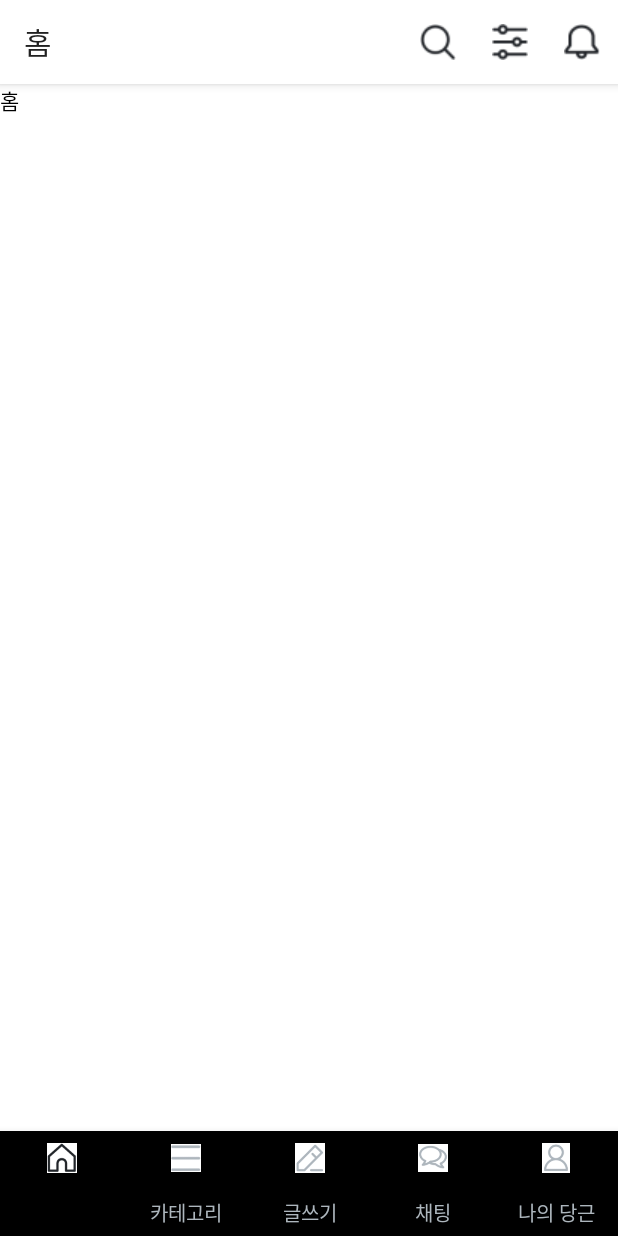
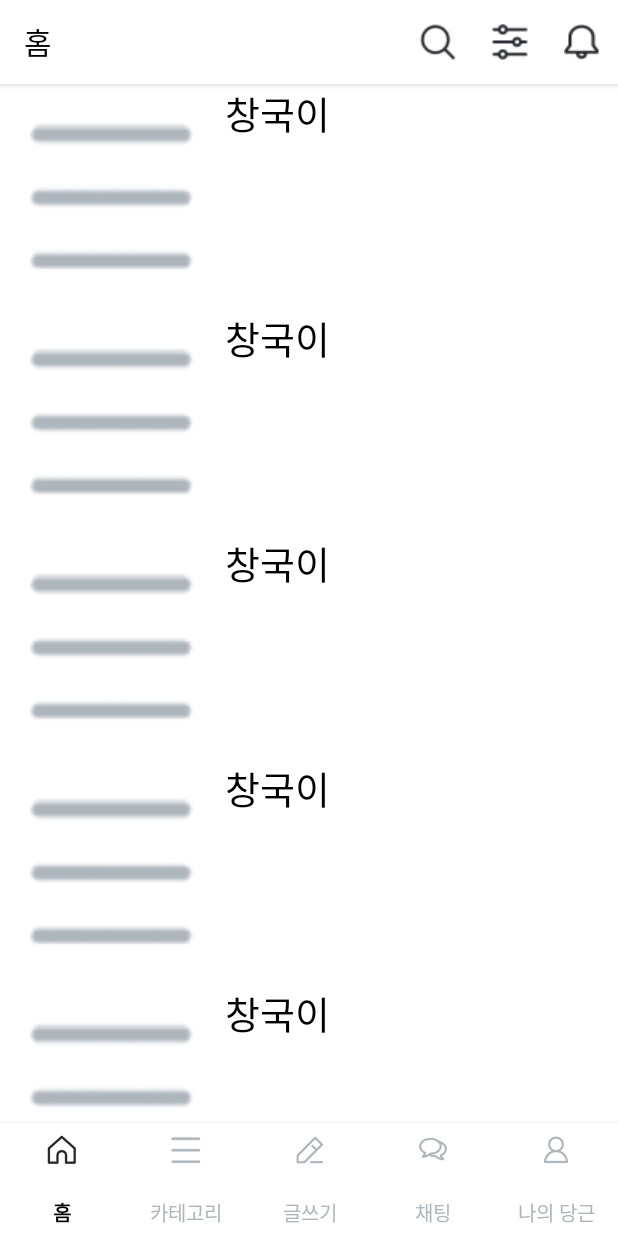
Before and after one commit to softsquared-summer/daangn-market-mock-android-blue, an Android app: the screen it shows after launch (MainActivity), after a tap on "검색", on a phone screen of 412 x 824 dp. Run offline under Robolectric (Android 15) with nearby library versions, the light colour scheme and no system bars.

Commit message:
리사이클러뷰 구현 및 스크롤시 상단바 숨기기 구현

```diff
--- a/app/build.gradle
+++ b/app/build.gradle
@@ -38,4 +38,5 @@ dependencies {
     implementation 'com.squareup.retrofit2:converter-gson:2.4.0'
 
     implementation 'com.google.android.material:material:1.0.0'
+    implementation 'com.google.android.material:material:1.2.0-alpha01'
 }
--- a/app/src/main/AndroidManifest.xml
+++ b/app/src/main/AndroidManifest.xml
@@ -9,7 +9,7 @@
         android:label="@string/app_name"
         android:roundIcon="@mipmap/ic_launcher_round"
         android:supportsRtl="true"
-        android:theme="@style/AppTheme">
+        android:theme="@style/Theme.Design.NoActionBar">
         <activity android:name=".src.main.MainActivity"></activity>
         <activity android:name=".src.splash.SplashActivity"
             android:theme="@style/Theme.AppCompat.NoActionBar">
--- a/app/src/main/java/com/softsquared/daangnmarket/src/main/bottommenu/home/HomeFragment.java
+++ b/app/src/main/java/com/softsquared/daangnmarket/src/main/bottommenu/home/HomeFragment.java
@@ -3,7 +3,7 @@ package com.softsquared.daangnmarket.src.main.bottommenu.home;
 import android.os.Bundle;
 
 import androidx.annotation.NonNull;
-import androidx.appcompat.app.ActionBar;
+import androidx.appcompat.app.AppCompatActivity;
 import androidx.fragment.app.Fragment;
 
 import android.view.LayoutInflater;
@@ -11,25 +11,50 @@ import android.view.Menu;
 import android.view.MenuInflater;
 import android.view.View;
 import android.view.ViewGroup;
+import androidx.appcompat.widget.Toolbar;
+import androidx.recyclerview.widget.LinearLayoutManager;
+import androidx.recyclerview.widget.RecyclerView;
 
 import com.softsquared.daangnmarket.R;
-import com.softsquared.daangnmarket.src.main.MainActivity;
+
+import java.util.ArrayList;
 
 public class HomeFragment extends Fragment {
+
+    Toolbar mToolbar;
+    ArrayList<ProductItem> mProductItems = new ArrayList<>();
+    RecyclerView mRecyclerView;
 
     @Override
     public View onCreateView(LayoutInflater inflater, ViewGroup container,
                              Bundle savedInstanceState) {
-        ActionBar actionBar = ((MainActivity) getActivity()).getSupportActionBar();
-        actionBar.setTitle(getString(R.string.actionbar_title_home));
+        View view = inflater.inflate(R.layout.fragment_home, container, false);
+        mToolbar = view.findViewById(R.id.tb_home);
+        ((AppCompatActivity)getActivity()).setSupportActionBar(mToolbar);
+        mToolbar.setTitle(getString(R.string.actionbar_title_home));
         setHasOptionsMenu(true);
+
+        for (int i = 0; i < 20; i++) {
+            ProductItem productItem = new ProductItem();
+            productItem.setProductImage(R.drawable.menu_category);
+            productItem.setProductName("창국이");
+            mProductItems.add(productItem);
+        }
+
+        mRecyclerView = view.findViewById(R.id.home_rv_product);
+        mRecyclerView.setHasFixedSize(true);
+        mRecyclerView.setLayoutManager(new LinearLayoutManager(getActivity()));
+
+        ProductRecyclerViewAdapter productRecyclerViewAdapter = new ProductRecyclerViewAdapter(mProductItems);
+        mRecyclerView.setAdapter(productRecyclerViewAdapter);
+
         // Inflate the layout for this fragment
-        return inflater.inflate(R.layout.fragment_home, container, false);
+        return view;
     }
 
     @Override
     public void onCreateOptionsMenu(@NonNull Menu menu, @NonNull MenuInflater inflater) {
+        inflater.inflate(R.menu.menu_actionbar_home, menu);
         super.onCreateOptionsMenu(menu, inflater);
-        inflater.inflate(R.menu.menu_actionbar_home, menu);
     }
 }
--- /dev/null
+++ b/app/src/main/java/com/softsquared/daangnmarket/src/main/bottommenu/home/ProductItem.java
@@ -0,0 +1,22 @@
+package com.softsquared.daangnmarket.src.main.bottommenu.home;
+
+public class ProductItem {
+    private int productImage;
+    private String productName;
+
+    public int getProductImage() {
+        return productImage;
+    }
+
+    public void setProductImage(int productImage) {
+        this.productImage = productImage;
+    }
+
+    public String getProductName() {
+        return productName;
+    }
+
+    public void setProductName(String productName) {
+        this.productName = productName;
+    }
+}
--- /dev/null
+++ b/app/src/main/java/com/softsquared/daangnmarket/src/main/bottommenu/home/ProductRecyclerViewAdapter.java
@@ -0,0 +1,62 @@
+package com.softsquared.daangnmarket.src.main.bottommenu.home;
+
+import android.content.Context;
+import android.view.LayoutInflater;
+import android.view.View;
+import android.view.ViewGroup;
+import android.widget.ImageView;
+import android.widget.TextView;
+
+import androidx.annotation.NonNull;
+import androidx.recyclerview.widget.RecyclerView;
+
+import com.softsquared.daangnmarket.R;
+
+import java.util.ArrayList;
+
+public class ProductRecyclerViewAdapter extends RecyclerView.Adapter<ProductRecyclerViewAdapter.ViewHolder> {
+
+    private ArrayList<ProductItem> mData = new ArrayList<>();
+
+    public class ViewHolder extends RecyclerView.ViewHolder {
+        ImageView imageView;
+        TextView textView;
+
+        public ViewHolder(@NonNull View itemView) {
+            super(itemView);
+
+            imageView = itemView.findViewById(R.id.iv_product);
+            textView = itemView.findViewById(R.id.tv_product_name);
+        }
+    }
+
+    ProductRecyclerViewAdapter(ArrayList<ProductItem> list) {
+        mData = list;
+    }
+
+    @NonNull
+    @Override
+    public ProductRecyclerViewAdapter.ViewHolder onCreateViewHolder(@NonNull ViewGroup parent, int viewType) {
+        Context context = parent.getContext() ;
+        LayoutInflater inflater = (LayoutInflater) context.getSystemService(Context.LAYOUT_INFLATER_SERVICE) ;
+
+        View view = inflater.inflate(R.layout.product_recycler_view_item, parent, false) ;
+        ProductRecyclerViewAdapter.ViewHolder vh = new ProductRecyclerViewAdapter.ViewHolder(view) ;
+
+        return vh ;
+    }
+
+    @Override
+    public void onBindViewHolder(@NonNull ProductRecyclerViewAdapter.ViewHolder holder, int position) {
+        int productImage = mData.get(position).getProductImage();
+        String productName = mData.get(position).getProductName();
+        System.out.println(productImage + " " + productName);
+        holder.imageView.setImageResource(productImage);
+        holder.textView.setText(productName);
+    }
+
+    @Override
+    public int getItemCount() {
+        return mData.size() ;
+    }
+}
--- a/app/src/main/res/layout/activity_main.xml
+++ b/app/src/main/res/layout/activity_main.xml
@@ -20,6 +20,7 @@
         android:layout_height="0dp"
         android:layout_weight="1"
         android:layout_gravity="start"
+        android:background="@color/white"
         app:menu="@menu/menu_bottom_navigation_view"
         app:labelVisibilityMode="labeled"
         app:itemIconSize="20dp"
--- a/app/src/main/res/layout/fragment_home.xml
+++ b/app/src/main/res/layout/fragment_home.xml
@@ -3,13 +3,36 @@
     xmlns:tools="http://schemas.android.com/tools"
     android:layout_width="match_parent"
     android:layout_height="match_parent"
+    android:background="@color/white"
+    xmlns:app="http://schemas.android.com/apk/res-auto"
     tools:context=".src.main.bottommenu.home.HomeFragment">
 
-    <!-- TODO: Update blank fragment layout -->
-    <TextView
+    <androidx.coordinatorlayout.widget.CoordinatorLayout
         android:layout_width="match_parent"
-        android:layout_height="match_parent"
-        android:text="홈"
-        android:textColor="@color/black"/>
+        android:layout_height="match_parent">
+
+        <com.google.android.material.appbar.AppBarLayout
+            android:layout_width="match_parent"
+            android:layout_height="wrap_content">
+
+            <androidx.appcompat.widget.Toolbar
+                android:id="@+id/tb_home"
+                android:layout_width="match_parent"
+                android:layout_height="?attr/actionBarSize"
+                android:background="@color/colorPrimary"
+                app:titleTextColor="@color/black"
+                app:layout_scrollFlags="scroll|enterAlways"
+                ></androidx.appcompat.widget.Toolbar>
+        </com.google.android.material.appbar.AppBarLayout>
+
+        <androidx.recyclerview.widget.RecyclerView
+            android:id="@+id/home_rv_product"
+            android:layout_width="match_parent"
+            android:layout_height="match_parent"
+            android:background="@color/white"
+            app:layout_behavior="@string/appbar_scrolling_view_behavior"
+            ></androidx.recyclerview.widget.RecyclerView>
+
+    </androidx.coordinatorlayout.widget.CoordinatorLayout>
 
 </FrameLayout>
--- /dev/null
+++ b/app/src/main/res/layout/product_recycler_view_item.xml
@@ -0,0 +1,31 @@
+<?xml version="1.0" encoding="utf-8"?>
+<LinearLayout xmlns:android="http://schemas.android.com/apk/res/android"
+    android:orientation="horizontal" android:layout_width="match_parent"
+    android:layout_height="150dp"
+    android:background="@color/white">
+
+    <RelativeLayout
+        android:layout_width="150dp"
+        android:layout_height="match_parent">
+
+        <ImageView
+            android:id="@+id/iv_product"
+            android:layout_width="match_parent"
+            android:layout_height="match_parent"
+            android:layout_margin="20dp"></ImageView>
+    </RelativeLayout>
+    <LinearLayout
+        android:layout_width="match_parent"
+        android:layout_height="match_parent"
+        android:orientation="vertical">
+
+        <TextView
+            android:id="@+id/tv_product_name"
+            android:layout_width="wrap_content"
+            android:layout_height="wrap_content"
+            android:textColor="@color/black"
+            android:textSize="25dp"
+            ></TextView>
+    </LinearLayout>
+
+</LinearLayout>
--- a/app/src/main/res/values/strings.xml
+++ b/app/src/main/res/values/strings.xml
@@ -10,9 +10,10 @@
     <string name="btmnav_menu4">채팅</string>
     <string name="btmnav_menu5">나의 당근</string>
 
-    <!-- 액션바 -->
+    <!-- 툴바 -->
     <string name="actionbar_title_home">홈</string>
     <string name="actionbar_title_category">카테고리</string>
     <string name="actionbar_title_chat">채팅</string>
     <string name="actionbar_title_my">나의 당근</string>
+    <string name="appbar_scrolling_view_behavior" translatable="false">com.google.android.material.appbar.AppBarLayout$ScrollingViewBehavior</string>
 </resources>
```
Also changed, not shown: app/src/main/java/com/softsquared/daangnmarket/src/main/bottommenu/category/CategoryFragment.java (+10 -6 lines), app/src/main/java/com/softsquared/daangnmarket/src/main/bottommenu/chat/ChatFragment.java (+9 -8 lines), app/src/main/java/com/softsquared/daangnmarket/src/main/bottommenu/my/MyFragment.java (+10 -6 lines), app/src/main/java/com/softsquared/daangnmarket/src/main/bottommenu/write/WriteFragment.java (+8 -4 lines), app/src/main/res/layout/fragment_category.xml (+11 -0 lines), app/src/main/res/layout/fragment_chat.xml (+20 -4 lines), app/src/main/res/layout/fragment_my.xml (+20 -4 lines), app/src/main/res/layout/fragment_write.xml (+20 -4 lines), 1 other file.
